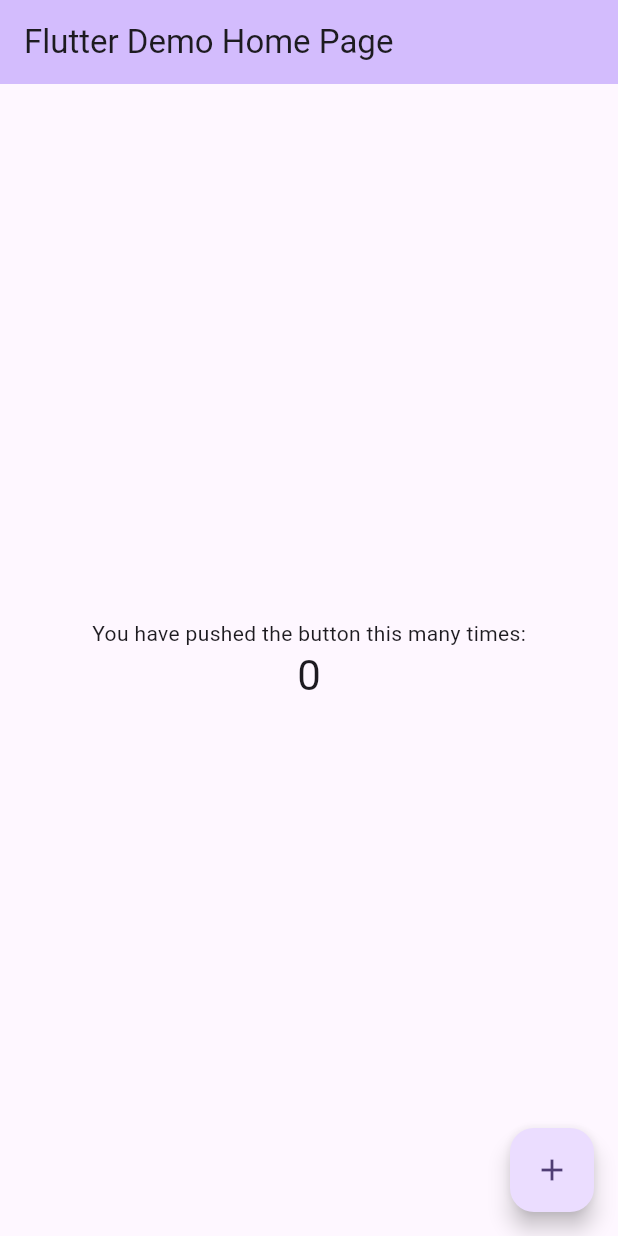
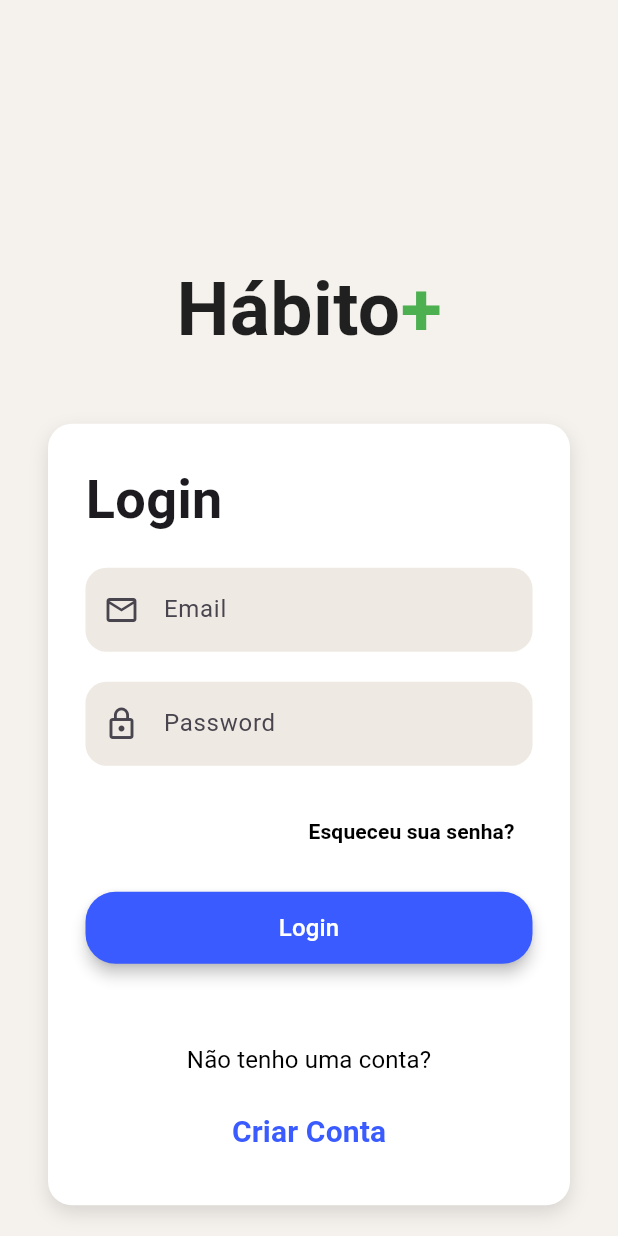
Before and after one commit to Luiz-Filipee/Habito-App, a Flutter app: the screen it shows after launch, on a phone screen of 412 x 824 dp. Run offline on Flutter 3.47's test engine with Material 3 defaults, Android fonts, the phone set to English and light mode, and no system bars; our stand-ins replace cloud_firestore, firebase_auth, firebase_core; accounts and stored records are empty.

Commit message:
criando tela de login

```diff
--- /dev/null
+++ b/lib/auth/authFirebase.dart
@@ -0,0 +1,59 @@
+import 'package:firebase_auth/firebase_auth.dart';
+
+class AutenticacaoFirebase {
+  Future<String> signInWithEmailPassword(String email, String password) async {
+    try {
+      UserCredential userCredential = await FirebaseAuth.instance
+          .signInWithEmailAndPassword(email: email, password: password);
+      return "Usuário autenticado: ${userCredential.user!.uid}";
+    } on FirebaseAuthException catch (e) {
+      if (e.code == 'user-not-found') {
+        return "Usuário não encontrado";
+      } else if (e.code == 'wrong-password') {
+        return "Senha incorreta";
+      }
+      return "Erro de autenticação";
+    }
+  }
+
+  Future<String> registerWithEmailPassword(
+      String email, String password) async {
+    try {
+      UserCredential userCredential = await FirebaseAuth.instance
+          .createUserWithEmailAndPassword(email: email, password: password);
+      return "Usuário registrado com sucesso: ${userCredential.user!.uid}";
+    } on FirebaseAuthException catch (e) {
+      if (e.code == 'weak-password') {
+        return "A senha é muito fraca.";
+      } else if (e.code == 'email-already-in-use') {
+        return "A conta já existe para esse email.";
+      }
+      return "Erro de registro";
+    } catch (e) {
+      return "Erro: $e";
+    }
+  }
+
+  Future<String> sendPasswordResetEmail(String email) async {
+    try {
+      await FirebaseAuth.instance.sendPasswordResetEmail(email: email);
+      return "E-mail de redefinição enviado com sucesso";
+    } catch (e) {
+      return "Erro ao enviar e-mail de redefinição: $e";
+    }
+  }
+
+  Future<String> signOut() async {
+    try {
+      await FirebaseAuth.instance.signOut();
+      return "Usuário desconectado com sucesso";
+    } catch (e) {
+      return "Erro ao desconectar: $e";
+    }
+  }
+
+  Future<bool> isUserLoggedIn() async {
+    User? user = FirebaseAuth.instance.currentUser;
+    return user != null;
+  }
+}
--- /dev/null
+++ b/lib/controllers/loginController.dart
@@ -0,0 +1,75 @@
+import 'package:flutter/material.dart';
+import 'package:habitoapp/auth/authFirebase.dart';
+
+class LoginController {
+  final AutenticacaoFirebase _auth;
+
+  LoginController(this._auth);
+
+  Future<void> fazerLogin(
+      String username, String senha, BuildContext context) async {
+    if (username.isEmpty || senha.isEmpty) {
+      ScaffoldMessenger.of(context).showSnackBar(
+          const SnackBar(content: Text('Preencha todos os campos.')));
+      return;
+    }
+
+    String resultado = await _auth.signInWithEmailPassword(username, senha);
+
+    if (resultado.contains("Usuário autenticado")) {
+      ScaffoldMessenger.of(context).showSnackBar(
+        SnackBar(content: Text('Seja Bem-vindo $username.')),
+      );
+      Navigator.pushReplacementNamed(context, "/listagem");
+    } else {
+      ScaffoldMessenger.of(context).showSnackBar(
+        SnackBar(content: Text(resultado)),
+      );
+    }
+  }
+
+  Future<void> registarUsuario(
+      String username, String senha, BuildContext context) async {
+    if (username.isEmpty || senha.isEmpty) {
+      ScaffoldMessenger.of(context).showSnackBar(
+        SnackBar(content: Text('Preencha todos os campos.')),
+      );
+      return;
+    }
+
+    String resultado = await _auth.registerWithEmailPassword(username, senha);
+
+    if (resultado.contains("Usuário registrado")) {
+      ScaffoldMessenger.of(context).showSnackBar(
+        const SnackBar(content: Text('Usuário cadastrado com sucesso!')),
+      );
+      Navigator.pushReplacementNamed(context, '/login');
+    } else {
+      ScaffoldMessenger.of(context).showSnackBar(
+        SnackBar(content: Text(resultado)),
+      );
+    }
+  }
+
+  Future<void> logout(BuildContext context) async {
+    String resultado = await _auth.signOut();
+
+    if (resultado.contains("Usuário desconectado")) {
+      Navigator.pushReplacementNamed(context, '/login');
+    } else {
+      ScaffoldMessenger.of(context).showSnackBar(
+        SnackBar(content: Text(resultado)),
+      );
+    }
+  }
+
+  Future<void> verificarUsuarioLogado(BuildContext context) async {
+    bool isLoggedIn = await _auth.isUserLoggedIn();
+
+    if (isLoggedIn) {
+      Navigator.pushReplacementNamed(context, '/listagem');
+    } else {
+      Navigator.pushReplacementNamed(context, '/login');
+    }
+  }
+}
--- a/lib/main.dart
+++ b/lib/main.dart
@@ -1,125 +1,27 @@
+import 'package:firebase_core/firebase_core.dart';
 import 'package:flutter/material.dart';
+import 'package:habitoapp/firebase_options.dart';
+import 'package:habitoapp/utils/firebase_config.dart';
+import 'package:habitoapp/views/autenticacaoUser.dart';
 
-void main() {
-  runApp(const MyApp());
+Future<void> main() async {
+  WidgetsFlutterBinding.ensureInitialized();
+  await Firebase.initializeApp(
+    options: DefaultFirebaseOptions.currentPlatform,
+  );
+  runApp(MyApp());
 }
 
 class MyApp extends StatelessWidget {
   const MyApp({super.key});
 
-  // This widget is the root of your application.
   @override
   Widget build(BuildContext context) {
     return MaterialApp(
-      title: 'Flutter Demo',
-      theme: ThemeData(
-        // This is the theme of your application.
-        //
-        // TRY THIS: Try running your application with "flutter run". You'll see
-        // the application has a purple toolbar. Then, without quitting the app,
-        // try changing the seedColor in the colorScheme below to Colors.green
-        // and then invoke "hot reload" (save your changes or press the "hot
-        // reload" button in a Flutter-supported IDE, or press "r" if you used
-        // the command line to start the app).
-        //
-        // Notice that the counter didn't reset back to zero; the application
-        // state is not lost during the reload. To reset the state, use hot
-        // restart instead.
-        //
-        // This works for code too, not just values: Most code changes can be
-        // tested with just a hot reload.
-        colorScheme: ColorScheme.fromSeed(seedColor: Colors.deepPurple),
-        useMaterial3: true,
-      ),
-      home: const MyHomePage(title: 'Flutter Demo Home Page'),
+      title: '',
+      theme: ThemeData(primarySwatch: Colors.blue),
+      initialRoute: '/auth',
+      routes: {'/auth': (context) => AutenticacaoUser()},
     );
   }
 }
-
-class MyHomePage extends StatefulWidget {
-  const MyHomePage({super.key, required this.title});
-
-  // This widget is the home page of your application. It is stateful, meaning
-  // that it has a State object (defined below) that contains fields that affect
-  // how it looks.
-
-  // This class is the configuration for the state. It holds the values (in this
-  // case the title) provided by the parent (in this case the App widget) and
-  // used by the build method of the State. Fields in a Widget subclass are
-  // always marked "final".
-
-  final String title;
-
-  @override
-  State<MyHomePage> createState() => _MyHomePageState();
-}
-
-class _MyHomePageState extends State<MyHomePage> {
-  int _counter = 0;
-
-  void _incrementCounter() {
-    setState(() {
-      // This call to setState tells the Flutter framework that something has
-      // changed in this State, which causes it to rerun the build method below
-      // so that the display can reflect the updated values. If we changed
-      // _counter without calling setState(), then the build method would not be
-      // called again, and so nothing would appear to happen.
-      _counter++;
-    });
-  }
-
-  @override
-  Widget build(BuildContext context) {
-    // This method is rerun every time setState is called, for instance as done
-    // by the _incrementCounter method above.
-    //
-    // The Flutter framework has been optimized to make rerunning build methods
-    // fast, so that you can just rebuild anything that needs updating rather
-    // than having to individually change instances of widgets.
-    return Scaffold(
-      appBar: AppBar(
-        // TRY THIS: Try changing the color here to a specific color (to
-        // Colors.amber, perhaps?) and trigger a hot reload to see the AppBar
-        // change color while the other colors stay the same.
-        backgroundColor: Theme.of(context).colorScheme.inversePrimary,
-        // Here we take the value from the MyHomePage object that was created by
-        // the App.build method, and use it to set our appbar title.
-        title: Text(widget.title),
-      ),
-      body: Center(
-        // Center is a layout widget. It takes a single child and positions it
-        // in the middle of the parent.
-        child: Column(
-          // Column is also a layout widget. It takes a list of children and
-          // arranges them vertically. By default, it sizes itself to fit its
-          // children horizontally, and tries to be as tall as its parent.
-          //
-          // Column has various properties to control how it sizes itself and
-          // how it positions its children. Here we use mainAxisAlignment to
-          // center the children vertically; the main axis here is the vertical
-          // axis because Columns are vertical (the cross axis would be
-          // horizontal).
-          //
-          // TRY THIS: Invoke "debug painting" (choose the "Toggle Debug Paint"
-          // action in the IDE, or press "p" in the console), to see the
-          // wireframe for each widget.
-          mainAxisAlignment: MainAxisAlignment.center,
-          children: <Widget>[
-            const Text(
-              'You have pushed the button this many times:',
-            ),
-            Text(
-              '$_counter',
-              style: Theme.of(context).textTheme.headlineMedium,
-            ),
-          ],
-        ),
-      ),
-      floatingActionButton: FloatingActionButton(
-        onPressed: _incrementCounter,
-        tooltip: 'Increment',
-        child: const Icon(Icons.add),
-      ), // This trailing comma makes auto-formatting nicer for build methods.
-    );
-  }
-}
--- /dev/null
+++ b/lib/views/autenticacaoUser.dart
@@ -0,0 +1,138 @@
+import 'dart:io';
+
+import 'package:flutter/material.dart';
+import 'package:habitoapp/auth/authFirebase.dart';
+import 'package:habitoapp/controllers/loginController.dart';
+import 'package:habitoapp/widgets/custom_button.dart';
+import 'package:habitoapp/widgets/custom_textfield.dart';
+
+class AutenticacaoUser extends StatelessWidget {
+  @override
+  Widget build(BuildContext context) {
+    var usuarioController = TextEditingController();
+    var senhaController = TextEditingController();
+    final LoginController _controller = LoginController(AutenticacaoFirebase());
+
+    return Scaffold(
+      backgroundColor: const Color(0xFFF5F1ED),
+      body: Center(
+        child: SingleChildScrollView(
+            padding: const EdgeInsets.symmetric(horizontal: 32),
+            child: Column(
+              mainAxisAlignment: MainAxisAlignment.center,
+              children: [
+                const SizedBox(height: 150),
+                Row(
+                  mainAxisAlignment: MainAxisAlignment.center,
+                  children: [
+                    const Text(
+                      'Hábito',
+                      style: TextStyle(
+                          fontSize: 50,
+                          fontWeight: FontWeight.bold,
+                          color: Colors.black87),
+                    ),
+                    const Text(
+                      '+',
+                      style: TextStyle(
+                          fontSize: 50,
+                          fontWeight: FontWeight.bold,
+                          color: Colors.green),
+                    )
+                  ],
+                ),
+                const SizedBox(height: 40),
+                Container(
+                  padding: const EdgeInsets.all(25),
+                  decoration: BoxDecoration(
+                      color: Colors.white,
+                      borderRadius: BorderRadius.circular(16),
+                      boxShadow: [
+                        BoxShadow(
+                          color: Colors.black12,
+                          blurRadius: 10,
+                          offset: Offset(0, 5),
+                        ),
+                      ]),
+                  child: Column(
+                    children: [
+                      const Align(
+                        alignment: Alignment.centerLeft,
+                        child: const Text(
+                          'Login',
+                          style: TextStyle(
+                              fontSize: 36, fontWeight: FontWeight.bold),
+                        ),
+                      ),
+                      const SizedBox(height: 20),
+                      CustomTextField(
+                        controller: usuarioController,
+                        hintText: 'Email',
+                        icon: Icons.email_outlined,
+                        obscureText: false,
+                      ),
+                      const SizedBox(height: 20),
+                      CustomTextField(
+                          controller: senhaController,
+                          hintText: 'Password',
+                          icon: Icons.lock_outline,
+                          obscureText: false),
+                      const SizedBox(
+                        height: 20,
+                      ),
+                      const Align(
+                        alignment: Alignment.centerRight,
+                        child: TextButton(
+                            onPressed: null,
+                            child: const Text(
+                              'Esqueceu sua senha?',
+                              style: TextStyle(
+                                color: Colors.black,
+                                fontWeight: FontWeight.w600,
+                              ),
+                            )),
+                      ),
+                      const SizedBox(
+                        height: 16,
+                      ),
+                      CustomButton(
+                        text: 'Login',
+                        onPressed: () async {
+                          print('Usuário: $usuarioController.text');
+                          print('Senha: $senhaController.text');
+
+                          await _controller.fazerLogin(usuarioController.text,
+                              senhaController.text, context);
+                        },
+                      ),
+                      const SizedBox(height: 40),
+                      TextButton(
+                        onPressed: () {},
+                        child: const Text(
+                          "Não tenho uma conta?",
+                          style: TextStyle(
+                              fontSize: 16,
+                              fontWeight: FontWeight.normal,
+                              color: Colors.black),
+                        ),
+                      ),
+                      TextButton(
+                        onPressed: () {},
+                        child: const Text(
+                          'Criar Conta',
+                          style: TextStyle(
+                            fontSize: 20,
+                            color: Color(0xFF3A5BFF),
+                            fontWeight: FontWeight.w600,
+                          ),
+                        ),
+                      ),
+                    ],
+                  ),
+                )
+              ],
+            )),
+      ),
+    );
+  }
+}
--- /dev/null
+++ b/lib/widgets/custom_button.dart
@@ -0,0 +1,33 @@
+import 'package:flutter/material.dart';
+
+class CustomButton extends StatelessWidget {
+  final String text;
+  final VoidCallback onPressed;
+
+  const CustomButton({
+    required this.text,
+    required this.onPressed,
+  });
+
+  @override
+  Widget build(BuildContext context) {
+    return SizedBox(
+      width: double.infinity,
+      height: 48,
+      child: ElevatedButton(
+        style: ElevatedButton.styleFrom(
+          backgroundColor: Color(0xFF3A5BFF),
+          shape: RoundedRectangleBorder(
+            borderRadius: BorderRadius.circular(20),
+          ),
+          elevation: 4,
+        ),
+        onPressed: onPressed,
+        child: Text(
+          text,
+          style: const TextStyle(fontSize: 16, color: Colors.white),
+        ),
+      ),
+    );
+  }
+}
--- /dev/null
+++ b/lib/widgets/custom_textfield.dart
@@ -0,0 +1,32 @@
+import 'package:flutter/material.dart';
+
+class CustomTextField extends StatelessWidget {
+  final String hintText;
+  final IconData icon;
+  final bool obscureText;
+  final TextEditingController controller;
+
+  const CustomTextField(
+      {required this.hintText,
+      required this.icon,
+      required this.obscureText,
+      required this.controller});
+
+  @override
+  Widget build(BuildContext context) {
+    return TextField(
+      controller: controller,
+      obscureText: obscureText,
+      decoration: InputDecoration(
+        prefixIcon: Icon(icon),
+        hintText: hintText,
+        filled: true,
+        fillColor: const Color(0xF2EDE8E0),
+        border: OutlineInputBorder(
+          borderRadius: BorderRadius.circular(14),
+          borderSide: BorderSide.none,
+        ),
+      ),
+    );
+  }
+}
```
Also changed, not shown: 5 other files.
